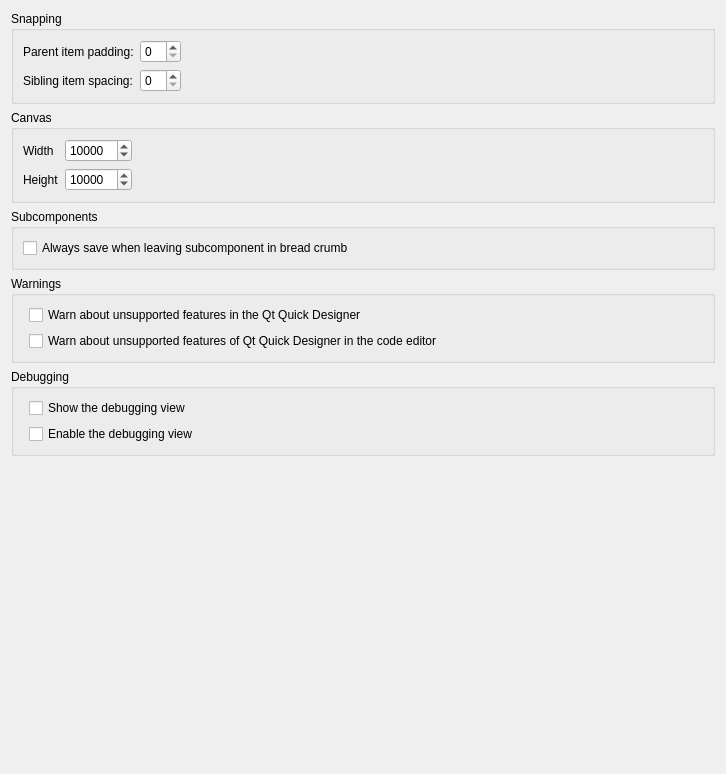
Old version of the form src/plugins/qmldesigner/settingspage.ui in the repository qt-creator/qt-creator.
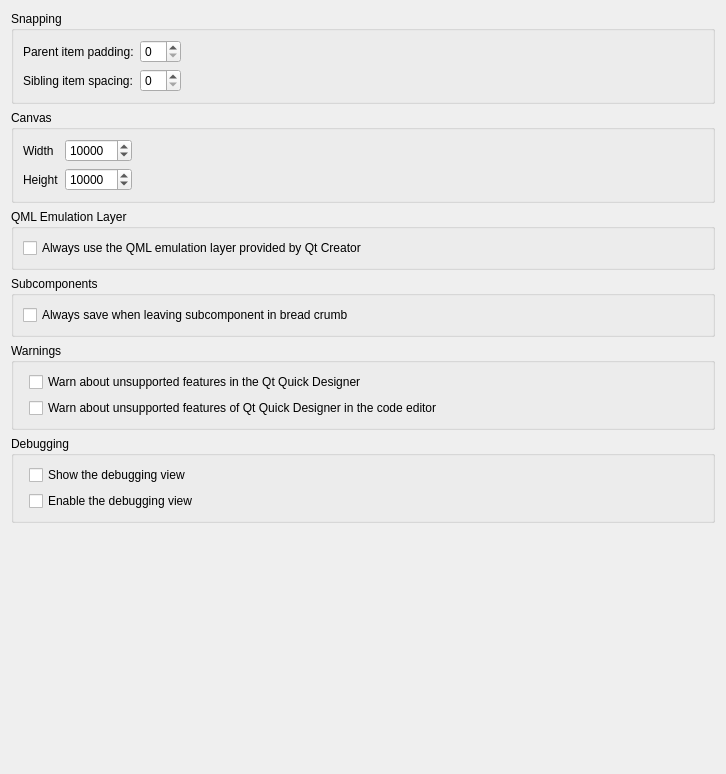
New version of the form.

Commit message:
QmlDesigner: Adding UI option for fallback puppet.
This patch adds an option to configure the usage of qml(2)puppet.
By default the qml(2)puppet that comes together with Qt Creator is used.

```diff
--- a/src/plugins/qmldesigner/settingspage.ui
+++ b/src/plugins/qmldesigner/settingspage.ui
@@ -14,6 +14,19 @@
    <string>Form</string>
   </property>
   <layout class="QGridLayout" name="gridLayout">
+   <item row="6" column="0">
+    <spacer name="verticalSpacer">
+     <property name="orientation">
+      <enum>Qt::Vertical</enum>
+     </property>
+     <property name="sizeHint" stdset="0">
+      <size>
+       <width>20</width>
+       <height>40</height>
+      </size>
+     </property>
+    </spacer>
+   </item>
    <item row="0" column="0">
     <widget class="QGroupBox" name="groupBox_3">
      <property name="title">
@@ -132,7 +145,7 @@
      </layout>
     </widget>
    </item>
-   <item row="4" column="0">
+   <item row="5" column="0">
     <widget class="QGroupBox" name="groupBox_4">
      <property name="title">
       <string>Debugging</string>
@@ -160,6 +173,28 @@
     </widget>
    </item>
    <item row="3" column="0">
+    <widget class="QGroupBox" name="groupBox_5">
+     <property name="minimumSize">
+      <size>
+       <width>0</width>
+       <height>0</height>
+      </size>
+     </property>
+     <property name="title">
+      <string>Subcomponents</string>
+     </property>
+     <layout class="QVBoxLayout" name="verticalLayout_2">
+      <item>
+       <widget class="QCheckBox" name="checkBox">
+        <property name="text">
+         <string>Always save when leaving subcomponent in bread crumb</string>
+        </property>
+       </widget>
+      </item>
+     </layout>
+    </widget>
+   </item>
+   <item row="4" column="0">
     <widget class="QGroupBox" name="groupBox_2">
      <property name="sizePolicy">
       <sizepolicy hsizetype="Preferred" vsizetype="Preferred">
@@ -198,35 +233,19 @@
      </layout>
     </widget>
    </item>
-   <item row="5" column="0">
-    <spacer name="verticalSpacer">
-     <property name="orientation">
-      <enum>Qt::Vertical</enum>
-     </property>
-     <property name="sizeHint" stdset="0">
-      <size>
-       <width>20</width>
-       <height>40</height>
-      </size>
-     </property>
-    </spacer>
-   </item>
    <item row="2" column="0">
-    <widget class="QGroupBox" name="groupBox_5">
-     <property name="minimumSize">
-      <size>
-       <width>0</width>
-       <height>0</height>
-      </size>
-     </property>
+    <widget class="QGroupBox" name="groupBox_6">
      <property name="title">
-      <string>Subcomponents</string>
+      <string>QML Emulation Layer</string>
      </property>
-     <layout class="QVBoxLayout" name="verticalLayout_2">
+     <layout class="QHBoxLayout" name="horizontalLayout_4">
       <item>
-       <widget class="QCheckBox" name="checkBox">
+       <widget class="QCheckBox" name="designerDefaultPuppetCheckBox">
+        <property name="toolTip">
+         <string>If you do not select this checkbox, Qt Quick Designer uses the QML emulation layer (QML Puppet) built with the Qt configured in the build and run kit for the project.</string>
+        </property>
         <property name="text">
-         <string>Always save when leaving subcomponent in bread crumb</string>
+         <string>Always use the QML emulation layer provided by Qt Creator</string>
         </property>
        </widget>
       </item>
```
The commit also changes 2 other files.
